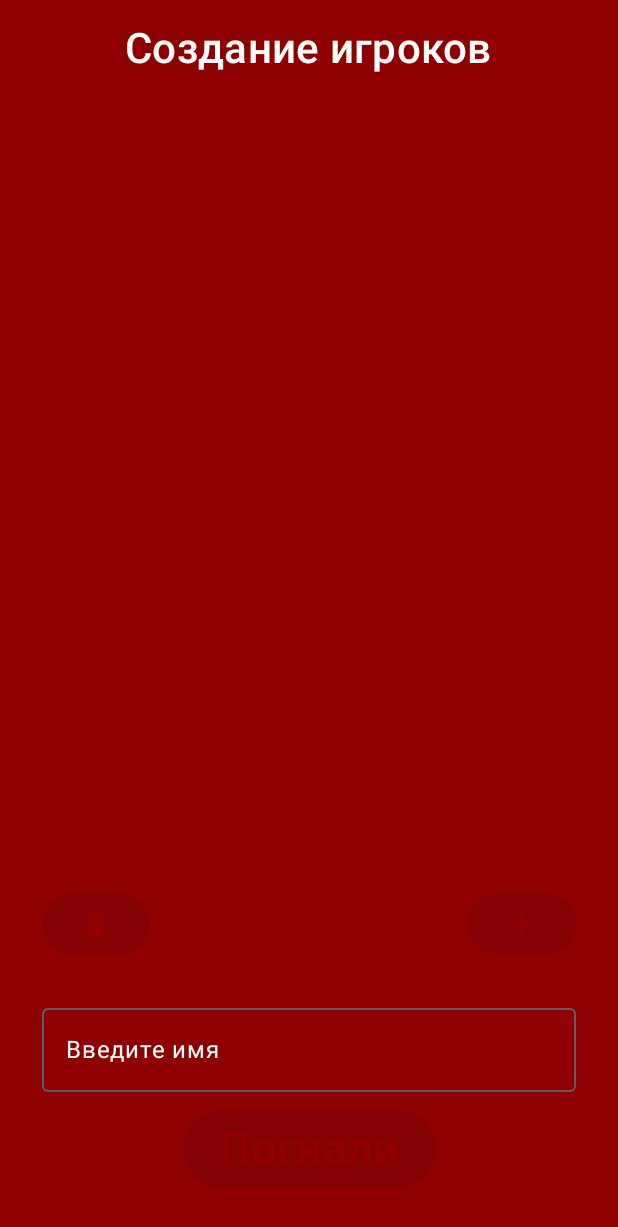
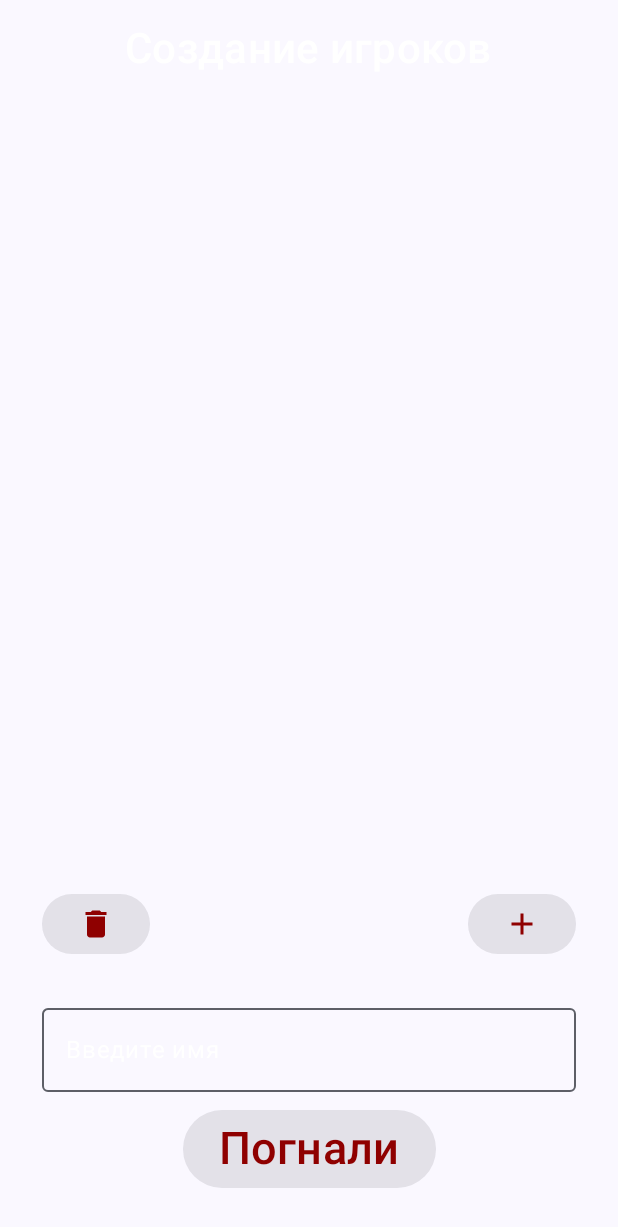
Before and after one commit to khodchenko/Mafia-Game, an Android app built with Jetpack Compose: the screen it shows after launch (MainActivity), after a tap on "Погнали", on a phone screen of 412 x 824 dp. Shown: the top 1227 px of the screen. Run offline under Robolectric (Android 15) with nearby library versions, the phone set to English and light mode, and no system bars.

Commit message:
Fix RolePickerStage.kt

```diff
--- a/app/src/main/java/com/khodchenko/mafiaapp/ui/stage/RolePickerStage.kt
+++ b/app/src/main/java/com/khodchenko/mafiaapp/ui/stage/RolePickerStage.kt
@@ -1,7 +1,6 @@
 package com.khodchenko.mafiaapp.ui.stage
 
 import android.util.Log
-import androidx.compose.foundation.background
 import androidx.compose.foundation.clickable
 import androidx.compose.foundation.layout.Arrangement
 import androidx.compose.foundation.layout.Box
@@ -64,10 +63,11 @@
     Log.d("RolePickerStage", "PlayerList = $playersList")
 
     Column(
-        modifier = Modifier
+        modifier = Modifier.run {
+            fillMaxWidth()
                 .fillMaxSize()
-            .background(color = Background)
-            .padding(16.dp),
+                .padding(16.dp)
+        },
         horizontalAlignment = Alignment.CenterHorizontally
 
     ) {
@@ -201,9 +201,9 @@
     val sheriffCount = playersList.count { it.role == Role.SHERIFF }
 
     return when (numbersOfPlayers) {
-        10 -> donCount == 1 && sheriffCount == 1 && mafiaCount <= 2 && (donCount + sheriffCount) > 0
-        9 -> donCount == 1 && sheriffCount == 1 && mafiaCount == 1 && (donCount + sheriffCount) > 0
-        8, 7 -> donCount == 1 && sheriffCount == 1 && mafiaCount == 0 && (donCount + sheriffCount) > 0
+        10 -> donCount == 1 && sheriffCount == 1 && mafiaCount == 2
+        9 -> donCount == 1 && sheriffCount == 1 && mafiaCount == 2
+        8, 7 -> donCount == 1 && sheriffCount == 1 && mafiaCount == 1
         else -> false
     }
 }
```
Lines whose indentation alone changed are shown as unchanged.
